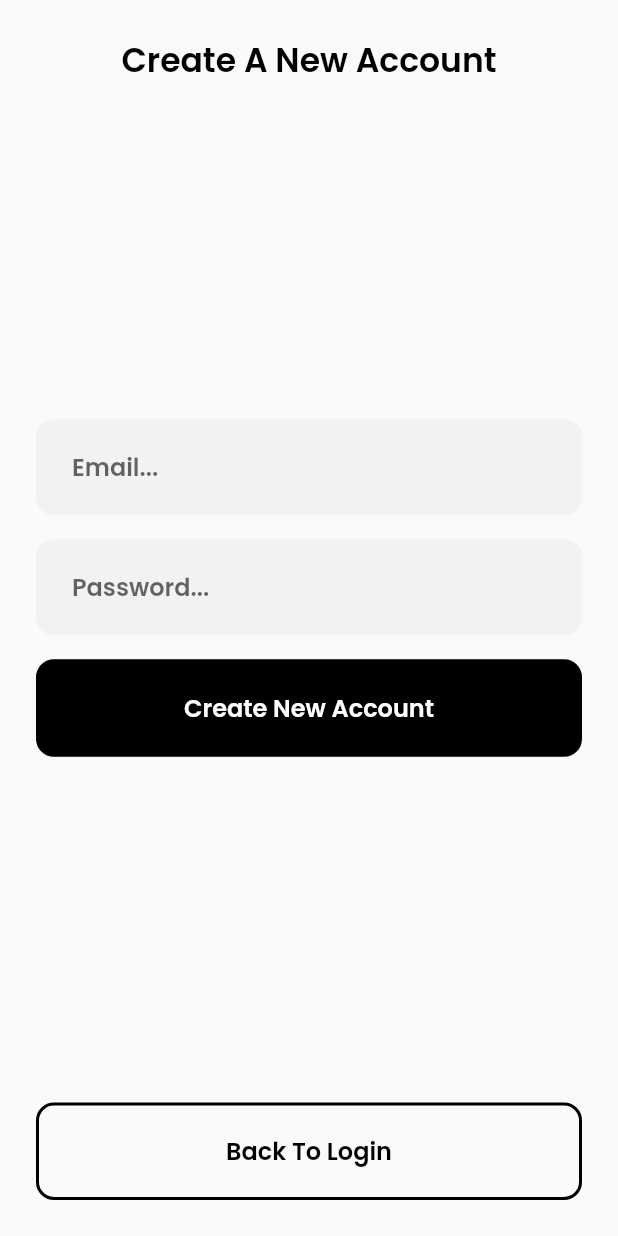
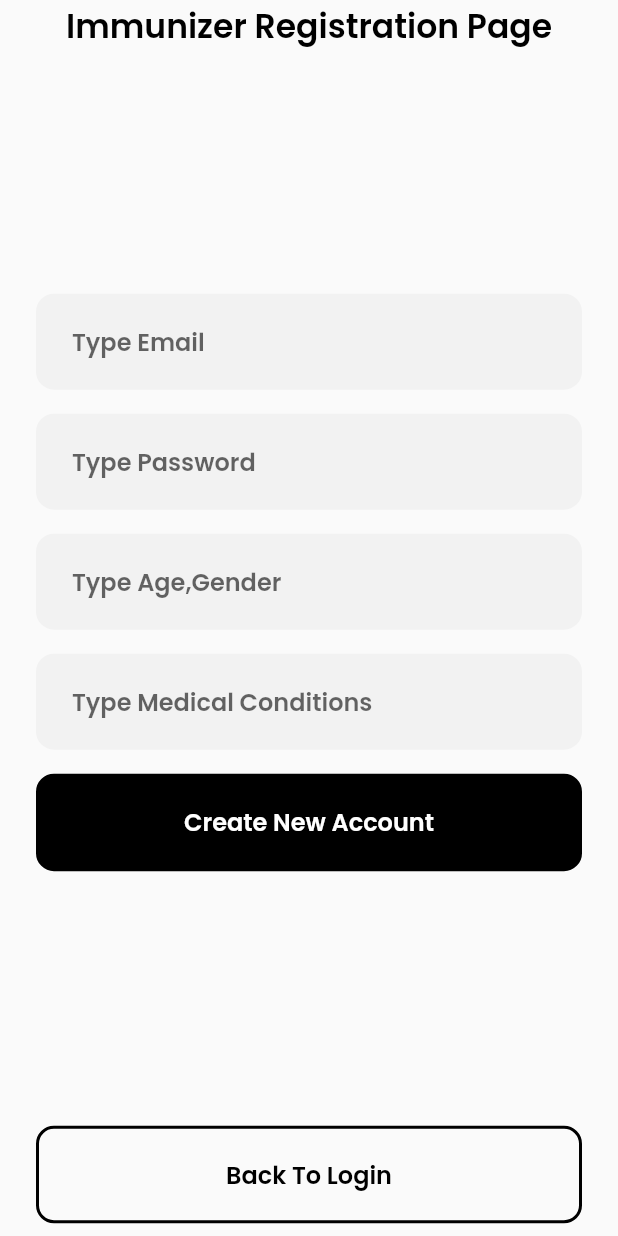
Before and after one commit to hassaan-ace57/Immunizer, a Flutter app: the RegisterPage screen opened directly, on a phone screen of 412 x 824 dp. Run offline on Flutter 3.47's test engine with Material 2 defaults, Android fonts, the phone set to English and light mode, and no system bars; our stand-ins replace cloud_firestore, firebase_auth, firebase_core, google_fonts; accounts and stored records are empty.

Commit message:
Finalised Version

```diff
--- a/lib/screens/register_page.dart
+++ b/lib/screens/register_page.dart
@@ -10,7 +10,6 @@ class RegisterPage extends StatefulWidget {
 }
 
 class _RegisterPageState extends State<RegisterPage> {
-
   // Build an alert dialog to display some errors.
   Future<void> _alertDialogBuilder(String error) async {
     return showDialog(
@@ -31,8 +30,7 @@ class _RegisterPageState extends State<RegisterPage> {
               )
             ],
           );
-        }
-    );
+        });
   }
 
   // Create a new user account
@@ -41,7 +39,7 @@ class _RegisterPageState extends State<RegisterPage> {
       await FirebaseAuth.instance.createUserWithEmailAndPassword(
           email: _registerEmail, password: _registerPassword);
       return null;
-    } on FirebaseAuthException catch(e) {
+    } on FirebaseAuthException catch (e) {
       if (e.code == 'weak-password') {
         return 'The password provided is too weak.';
       } else if (e.code == 'email-already-in-use') {
@@ -63,7 +61,7 @@ class _RegisterPageState extends State<RegisterPage> {
     String _createAccountFeedback = await _createAccount();
 
     // If the string is not null, we got error while create account.
-    if(_createAccountFeedback != null) {
+    if (_createAccountFeedback != null) {
       _alertDialogBuilder(_createAccountFeedback);
 
       // Set the form to regular state [not loading].
@@ -82,6 +80,9 @@ class _RegisterPageState extends State<RegisterPage> {
   // Form Input Field Values
   String _registerEmail = "";
   String _registerPassword = "";
+  String _registerAge = "";
+  String _registerGender = "";
+  String _registerMC = "";
 
   // Focus Node for input fields
   FocusNode _passwordFocusNode;
@@ -109,10 +110,10 @@ class _RegisterPageState extends State<RegisterPage> {
             children: [
               Container(
                 padding: EdgeInsets.only(
-                  top: 24.0,
+                  top: 1.0,
                 ),
                 child: Text(
-                  "Create A New Account",
+                  "Immunizer Registration Page",
                   textAlign: TextAlign.center,
                   style: Constants.boldHeading,
                 ),
@@ -120,7 +121,7 @@ class _RegisterPageState extends State<RegisterPage> {
               Column(
                 children: [
                   CustomInput(
-                    hintText: "Email...",
+                    hintText: "Type Email",
                     onChanged: (value) {
                       _registerEmail = value;
                     },
@@ -130,7 +131,7 @@ class _RegisterPageState extends State<RegisterPage> {
                     textInputAction: TextInputAction.next,
                   ),
                   CustomInput(
-                    hintText: "Password...",
+                    hintText: "Type Password",
                     onChanged: (value) {
                       _registerPassword = value;
                     },
@@ -139,6 +140,26 @@ class _RegisterPageState extends State<RegisterPage> {
                     onSubmitted: (value) {
                       _submitForm();
                     },
+                  ),
+                  CustomInput(
+                    hintText: "Type Age,Gender",
+                    onChanged: (value) {
+                      _registerAge = value;
+                    },
+                    onSubmitted: (value) {
+                      _passwordFocusNode.requestFocus();
+                    },
+                    textInputAction: TextInputAction.next,
+                  ),
+                  CustomInput(
+                    hintText: "Type Medical Conditions",
+                    onChanged: (value) {
+                      _registerGender = value;
+                    },
+                    onSubmitted: (value) {
+                      _passwordFocusNode.requestFocus();
+                    },
+                    textInputAction: TextInputAction.next,
                   ),
                   CustomBtn(
                     text: "Create New Account",
@@ -151,7 +172,7 @@ class _RegisterPageState extends State<RegisterPage> {
               ),
               Padding(
                 padding: const EdgeInsets.only(
-                  bottom: 16.0,
+                  bottom: 0.5,
                 ),
                 child: CustomBtn(
                   text: "Back To Login",
--- a/lib/tabs/search_tab.dart
+++ b/lib/tabs/search_tab.dart
@@ -23,7 +23,7 @@ class _SearchTabState extends State<SearchTab> {
             Center(
               child: Container(
                 child: Text(
-                  "Search Results",
+                  "About us\n\n Immunizer is Simple Vaccination app designed for\n ease of vaccination delivery.",
                   style: Constants.regularDarkText,
                 ),
               ),
```
Also changed, not shown: lib/screens/cart_page.dart (+26 -25 lines), 1 other file.
